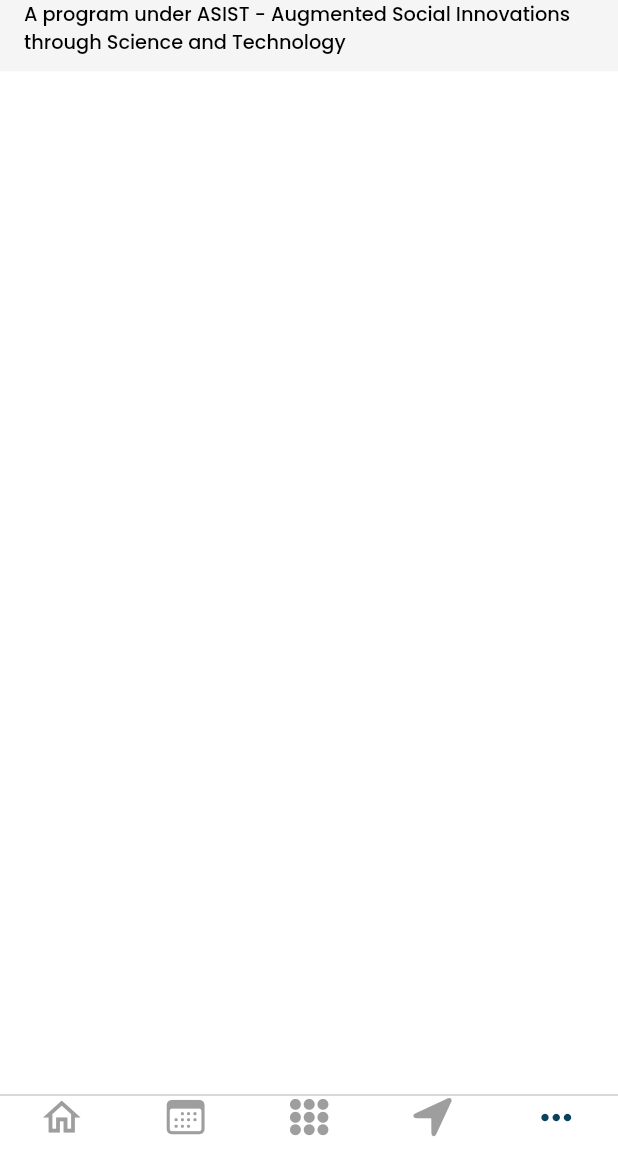
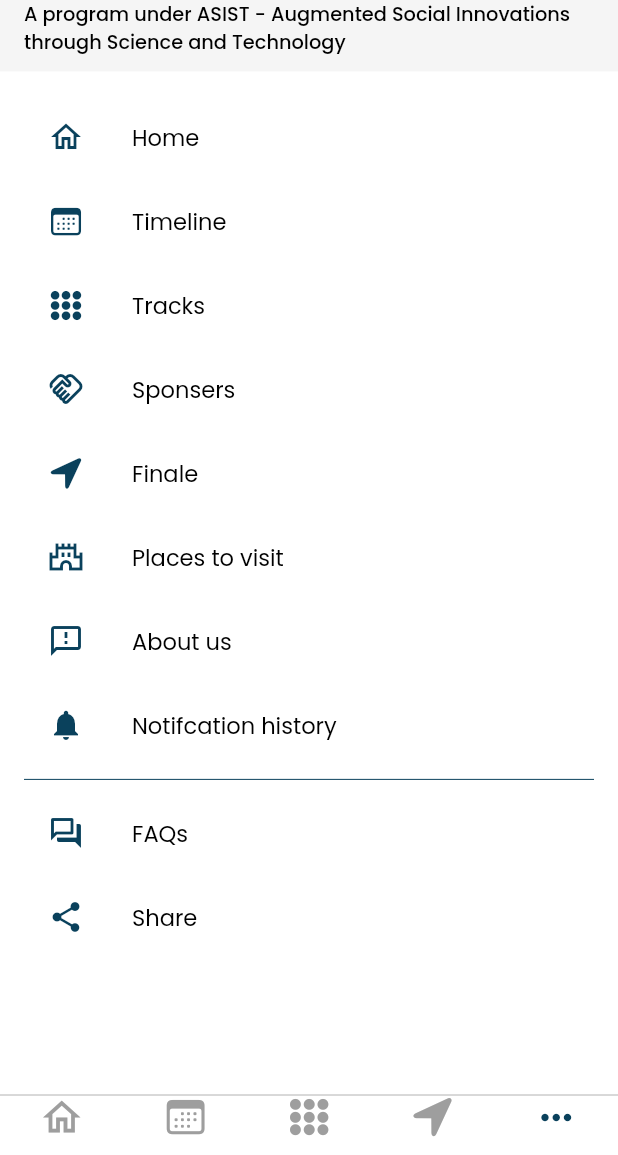
Before and after one commit to ahmadexe/YESIST12-iOS-App, a Flutter app: the screen it shows after launch, swiped to page 5, on a phone screen of 412 x 824 dp, the part 81-1236 px from its top. Run offline on Flutter 3.47's test engine with Material 2 defaults, Android fonts, the light colour scheme and no system bars; our stand-ins replace form_builder_validators; network calls fail.

Commit message:
more info screen frontend added

```diff
--- a/lib/main.dart
+++ b/lib/main.dart
@@ -16,9 +16,7 @@
   Widget build(BuildContext context) {
     // App.init(context);
     return MultiProvider(
-      providers: [
-        ChangeNotifierProvider(create: (_) => AppProvider())
-      ],
+      providers: [ChangeNotifierProvider(create: (_) => AppProvider())],
       child: BaseWrapper(
         child: MaterialApp(
           title: "YESIST12",
--- /dev/null
+++ b/lib/screens/more_info/data/data.dart
@@ -0,0 +1,50 @@
+import 'package:flutter/cupertino.dart';
+import 'package:flutter/material.dart';
+
+class Data {
+  static List<Map<String, dynamic>> data = [
+    {
+      'icon': Icons.home_outlined,
+      'title': 'Home',
+    },
+    {
+      'icon': CupertinoIcons.calendar,
+      'title': 'Timeline',
+    },
+    {
+      'icon': CupertinoIcons.circle_grid_3x3_fill,
+      'title': 'Tracks',
+    },
+    {
+      'icon': Icons.handshake_outlined,
+      'title': 'Sponsers',
+    },
+    {
+      'icon': CupertinoIcons.location_fill,
+      'title': 'Finale',
+    },
+    {
+      'icon': Icons.castle_outlined,
+      'title': 'Places to visit',
+    },
+    {
+      'icon': Icons.sms_failed_outlined,
+      'title': 'About us',
+    },
+    {
+      'icon': Icons.notifications,
+      'title': 'Notifcation history',
+    }
+  ];
+
+  static List<Map<String, dynamic>> secondaryData = [
+    {
+      'icon': Icons.question_answer_outlined,
+      'title': 'FAQs',
+    },
+    {
+      'icon': Icons.share,
+      'title': 'Share',
+    }
+  ];
+}
--- a/lib/screens/more_info/more_info_screen.dart
+++ b/lib/screens/more_info/more_info_screen.dart
@@ -2,6 +2,8 @@
 import 'package:yesist_ios_app/configs/app_typography.dart';
 import 'package:yesist_ios_app/configs/static_colors.dart';
 import 'package:yesist_ios_app/static/constants.dart';
+
+import 'data/data.dart';
 
 class MoreInfoScreen extends StatelessWidget {
   const MoreInfoScreen({super.key});
@@ -26,6 +28,53 @@
         backgroundColor: StaticColors.greyBG,
         centerTitle: false,
       ),
+      body: Padding(
+        padding: const EdgeInsets.all(16),
+        child: SingleChildScrollView(
+          child: Column(
+            mainAxisAlignment: MainAxisAlignment.start,
+            children: [
+              ListView.builder(
+                shrinkWrap: true,
+                physics: const NeverScrollableScrollPhysics(),
+                itemCount: Data.data.length,
+                itemBuilder: (context, index) {
+                  return ListTile(
+                    leading: Icon(
+                      Data.data[index]['icon'],
+                      color: StaticColors.primaryColor,
+                    ),
+                    title: Text(
+                      Data.data[index]['title'],
+                      style: AppText.l1!.copyWith(color: Colors.black),
+                    ),
+                  );
+                },
+              ),
+              const Divider(
+                color: StaticColors.primaryColor,
+              ),
+              ListView.builder(
+                shrinkWrap: true,
+                physics: const NeverScrollableScrollPhysics(),
+                itemCount: Data.secondaryData.length,
+                itemBuilder: (context, index) {
+                  return ListTile(
+                    leading: Icon(
+                      Data.secondaryData[index]['icon'],
+                      color: StaticColors.primaryColor,
+                    ),
+                    title: Text(
+                      Data.secondaryData[index]['title'],
+                      style: AppText.l1!.copyWith(color: Colors.black),
+                    ),
+                  );
+                },
+              ),
+            ],
+          ),
+        ),
+      ),
     );
   }
 }
--- a/pubspec.yaml
+++ b/pubspec.yaml
@@ -46,6 +46,7 @@
   hydrated_bloc: ^9.1.0
   # Svg images
   flutter_svg: ^2.0.3
+  cached_network_image: ^3.2.3
 
 dev_dependencies:
   flutter_test:
```
Also changed, not shown: pubspec.lock, 3 other files.
